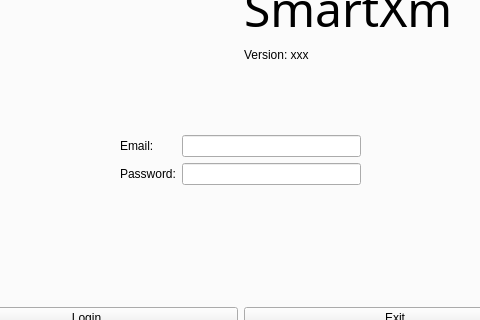
This is UI-prototyping/login/login_window.ui in KaziRifatMorshed/SmartXm as Qt 5 draws it before an edit; both pictures show x 157 to 637 and y 130 to 450 of the 806 by 674 pixel window. The edited form follows.
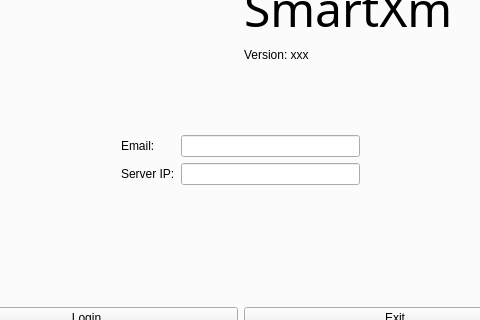
This is the edited form. Icons and pictures are not drawn.

```diff
--- a/UI-prototyping/login/login_window.ui
+++ b/UI-prototyping/login/login_window.ui
@@ -115,7 +115,7 @@
          <item row="2" column="1">
           <widget class="QLabel" name="label_pass">
            <property name="text">
-            <string>Password:</string>
+            <string>Server IP:</string>
            </property>
           </widget>
          </item>
```
Left out of the diff: 6 changed lines with no effect on the pictures.
